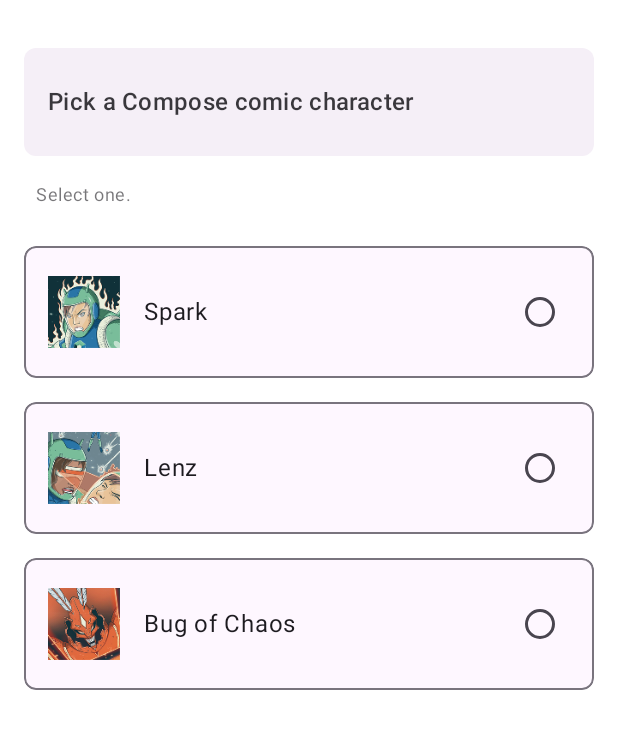
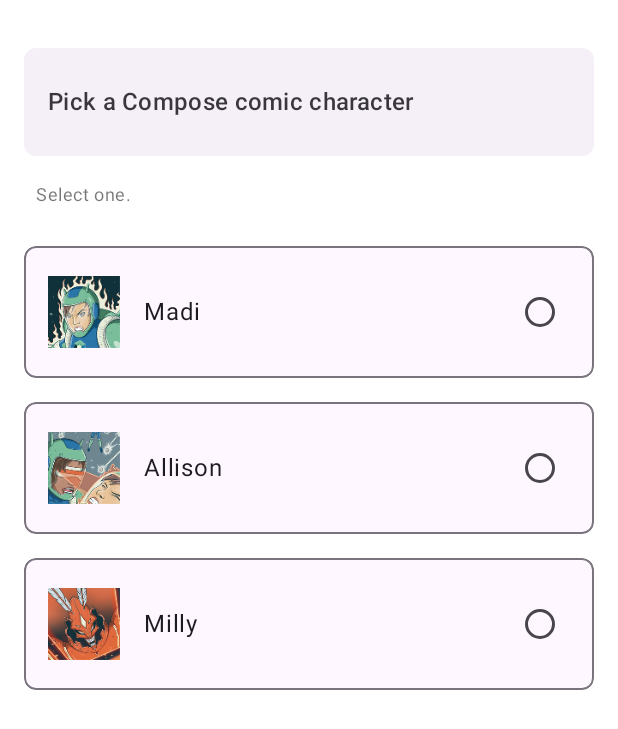
Before and after one commit to millybuchanan/Energy-Management-System, an Android app built with Jetpack Compose: the @Preview function SingleChoiceQuestionPreview, on a phone screen of 412 x 824 dp. Shown: the top 729 px of the screen. Run offline under Robolectric (Android 15) with nearby library versions, the phone set to English and light mode, and no system bars.

Commit message:
current work in progress.. pushed to update the team

```diff
--- a/app/src/main/java/com/example/compose/jetsurvey/survey/Survey.kt
+++ b/app/src/main/java/com/example/compose/jetsurvey/survey/Survey.kt
@@ -19,6 +19,7 @@ package com.example.compose.jetsurvey.survey
 import android.net.Uri
 import androidx.compose.runtime.Composable
 import androidx.compose.ui.Modifier
+import androidx.compose.ui.tooling.preview.Preview
 //import androidx.compose.ui.tooling.preview.Preview
 //import androidx.compose.ui.tooling.preview.PreviewParameter
 import com.example.compose.jetsurvey.R
@@ -38,6 +39,7 @@ fun GenderQuestion(
 }*/
 
 //also add temperaturequestion here
+
 @Composable
 fun BrightnessQuestion(
     value: Float?,
--- a/app/src/main/java/com/example/compose/jetsurvey/survey/SurveyViewModel.kt
+++ b/app/src/main/java/com/example/compose/jetsurvey/survey/SurveyViewModel.kt
@@ -30,6 +30,7 @@ class SurveyViewModel(
 ) : ViewModel() {
 
     private val questionOrder: List<SurveyQuestion> = listOf(
+        SurveyQuestion.IDEAL_BRIGHTNESS,
         SurveyQuestion.FREE_TIME,
         SurveyQuestion.SUPERHERO,
         SurveyQuestion.LAST_TAKEAWAY,
--- a/app/src/main/java/com/example/compose/jetsurvey/survey/question/MultipleChoiceQuestion.kt
+++ b/app/src/main/java/com/example/compose/jetsurvey/survey/question/MultipleChoiceQuestion.kt
@@ -65,6 +65,7 @@ fun MultipleChoiceQuestion(
     }
 }
 
+
 @Composable
 fun CheckboxRow(
     text: String,
--- a/app/src/main/res/values/strings.xml
+++ b/app/src/main/res/values/strings.xml
@@ -59,10 +59,10 @@
 
     <!-- question 2 -->
     <string name="pick_superhero">Pick a Compose comic character</string>
-    <string name="spark">Spark</string>
-    <string name="lenz">Lenz</string>
-    <string name="bugchaos">Bug of Chaos</string>
-    <string name="frag">Frag</string>
+    <string name="spark">Madi</string>
+    <string name="lenz">Allison</string>
+    <string name="bugchaos">Milly</string>
+    <string name="frag">Yunhao</string>
 
     <!-- question 3  -->
     <string name="takeaway">When was the last time you ordered takeaway because you couldn\'t be bothered to cook?</string>
```
Also changed, not shown: app/src/main/java/com/example/compose/jetsurvey/survey/question/RadioButtonQuestion.kt (+8 -0 lines).
